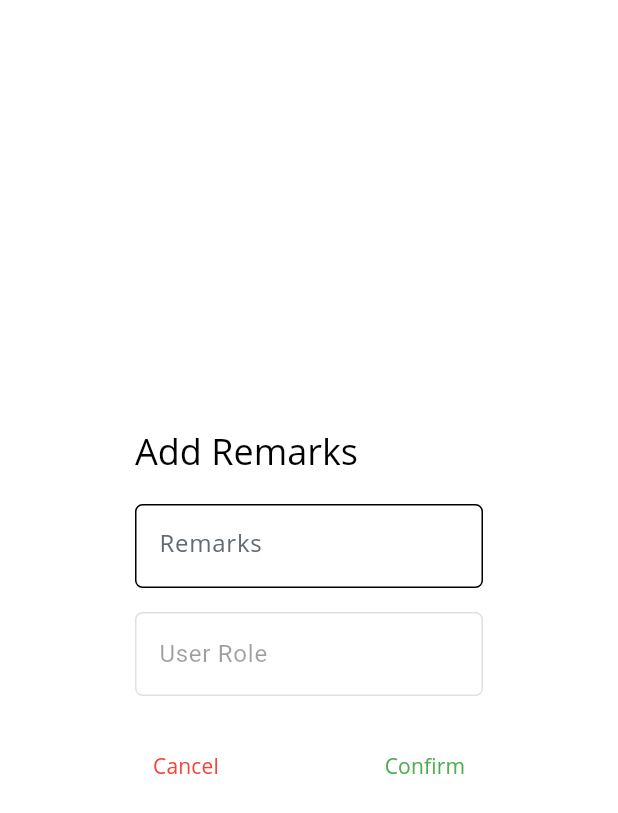
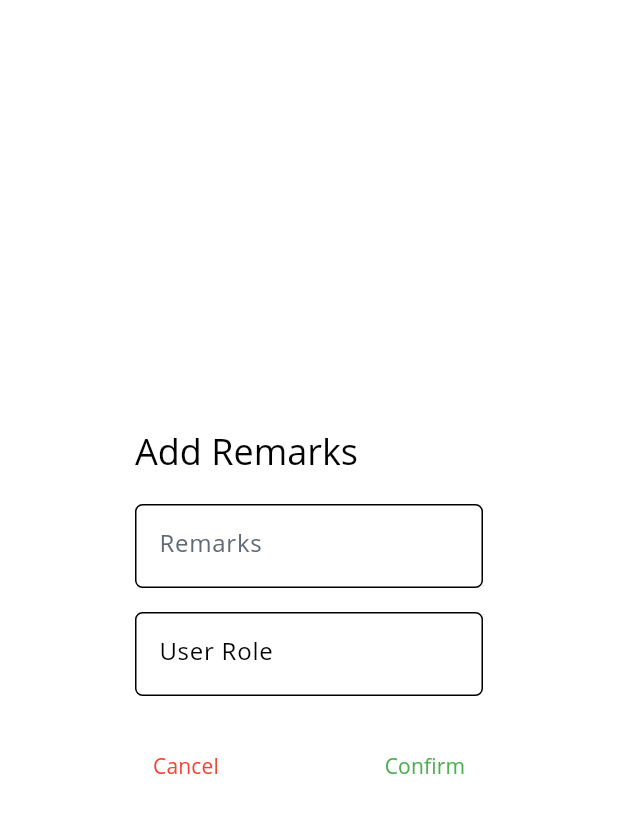
Before and after one commit to ZainMughal329/mobile_dev, a Flutter app: the RemarksAlertDialog widget shown alone on an empty page, opened directly with empty values, on a phone screen of 412 x 824 dp. Shown: the top 813 px of the screen. Run offline on Flutter 3.47's test engine with Material 3 defaults, Android fonts, the light colour scheme and no system bars; our stand-ins replace cached_network_image, dio, file_picker, flutter_riverpod, flutter_slidable, fluttertoast and 7 more; missing offline and left inert: barcode_scan2, camera_camera, flutter_cupertino_datetime_picker, flutter_signature_pad; accounts and stored records are empty; network calls fail.

Commit message:
Code refactored

```diff
--- a/lib/applicantDetails/details/view/details.dart
+++ b/lib/applicantDetails/details/view/details.dart
@@ -143,16 +143,20 @@ class _ApplicantDetailsState extends ConsumerState<ApplicantDetails> {
                           subtitle: notifier.models?.age.toString() ?? ""),
                       DetailWidget(
                         title: "Spouse ID",
-                      subtitle: notifier.occupantAndSpouseModel?.spouseIdsWithImages
+                        subtitle: notifier
+                                .occupantAndSpouseModel?.spouseIdsWithImages
                                 ?.map((spouse) => spouse.id)
-                          .join(', ') ??
+                                .join('  |  ') ??
                             "",
                       ),
                       DetailWidget(
                         title: "Occupant ID",
-                      subtitle: notifier.occupantAndSpouseModel?.occupantIdsWithImages
-                          ?.map((spouse) => spouse.id)
-                          .join(', ') ??
+                        subtitle: notifier
+                                .occupantAndSpouseModel?.occupantIdsWithImages
+                                ?.map((occupant) => occupant.id)
+                                .join(
+                                  '  |  ',
+                                ) ??
                             "",
                       ),
                       DetailWidget(
@@ -399,13 +403,14 @@ class _ApplicantDetailsState extends ConsumerState<ApplicantDetails> {
                       ),
                       SpouseImageWidget(
                         title: "Spouse ID ",
-                        spouseIdsWithImages: notifier.occupantAndSpouseModel?.spouseIdsWithImages,
+                        spouseIdsWithImages: notifier
+                            .occupantAndSpouseModel?.spouseIdsWithImages,
                       ),
                       OccupantImageWidget(
                         title: "Occupant ID ",
-                        occupantIdsWithImages: notifier.occupantAndSpouseModel?.occupantIdsWithImages,
+                        occupantIdsWithImages: notifier
+                            .occupantAndSpouseModel?.occupantIdsWithImages,
                       ),
-
                       DetailImageWidget(
                         title: 'Municipal Statement of Account',
                         image: notifier.models?.accountStatement ?? "",
@@ -767,12 +772,11 @@ class _ApplicantDetailsState extends ConsumerState<ApplicantDetails> {
                             builder: (BuildContext context) {
                               final notifier = ref.watch(detailsProvider);
                               final userRole = notifier.role;
+
                               return RemarksAlertDialog(
                                 userRole: userRole,
                                 remarksController: remarksController,
-                                onCancel: () {
-                                  Navigator.of(context).pop();
-                                },
+                                onCancel: () => Navigator.of(context).pop(),
                                 onConfirm: () {
                                   notifier.updateApplication(
                                     applicationId: widget.id,
@@ -782,7 +786,7 @@ class _ApplicantDetailsState extends ConsumerState<ApplicantDetails> {
                                   notifier.reviewedApplicant(
                                       applicationId: widget.id);
                                   print(
-                                      'remarks by ${userRole}: ${remarksController.text}');
+                                      'Remarks by $userRole: ${remarksController.text}');
                                   Navigator.of(context).pop();
                                 },
                               );
@@ -926,8 +930,6 @@ class _ApplicantDetailsState extends ConsumerState<ApplicantDetails> {
     );
   }
 }
-
-
 
 class SpouseImageWidget extends StatelessWidget {
   final String title;
--- a/lib/widgets/common_widgets/remarks_alert_dialog.dart
+++ b/lib/widgets/common_widgets/remarks_alert_dialog.dart
@@ -16,41 +16,29 @@ class RemarksAlertDialog extends StatelessWidget {
 
   @override
   Widget build(BuildContext context) {
-    const textStyle = TextStyle(
+    final textStyle = TextStyle(
       fontFamily: 'Open Sans',
     );
 
     return AlertDialog(
-      title: const Text(
+      title: Text(
         'Add Remarks',
         style: textStyle,
       ),
       content: Column(
         mainAxisSize: MainAxisSize.min,
         children: [
-          TextFormField(
+          _buildTextField(
             controller: remarksController,
-            decoration: InputDecoration(
-              labelText: 'Remarks',
-              labelStyle: textStyle.copyWith(
-                color: const Color(0xff626a76),
-              ),
-              border: OutlineInputBorder(
-                borderRadius: BorderRadius.circular(5),
-              ),
-            ),
+            label: 'Remarks',
+            textStyle: textStyle.copyWith(color: const Color(0xff626a76)),
           ),
           const SizedBox(height: 16.0),
-          TextFormField(
+          _buildTextField(
             initialValue: userRole,
+            label: 'User Role',
+            textStyle: textStyle,
             readOnly: true,
-            enabled: false,
-            decoration: InputDecoration(
-              labelText: 'User Role',
-              border: OutlineInputBorder(
-                borderRadius: BorderRadius.circular(5),
-              ),
-            ),
           ),
         ],
       ),
@@ -62,18 +50,14 @@ class RemarksAlertDialog extends StatelessWidget {
               onPressed: onCancel,
               child: Text(
                 'Cancel',
-                style: textStyle.copyWith(
-                  color: Colors.red,
-                ),
+                style: textStyle.copyWith(color: Colors.red),
               ),
             ),
             TextButton(
               onPressed: onConfirm,
               child: Text(
                 'Confirm',
-                style: textStyle.copyWith(
-                  color: Colors.green,
-                ),
+                style: textStyle.copyWith(color: Colors.green),
               ),
             ),
           ],
@@ -81,4 +65,25 @@ class RemarksAlertDialog extends StatelessWidget {
       ],
     );
   }
+
+  TextFormField _buildTextField({
+    required String label,
+    TextEditingController? controller,
+    String? initialValue,
+    bool readOnly = false,
+    TextStyle? textStyle,
+  }) {
+    return TextFormField(
+      controller: controller,
+      initialValue: initialValue,
+      readOnly: readOnly,
+      decoration: InputDecoration(
+        labelText: label,
+        labelStyle: textStyle,
+        border: OutlineInputBorder(
+          borderRadius: BorderRadius.circular(5),
+        ),
+      ),
+    );
+  }
 }
```
Lines whose indentation alone changed are shown as unchanged.
